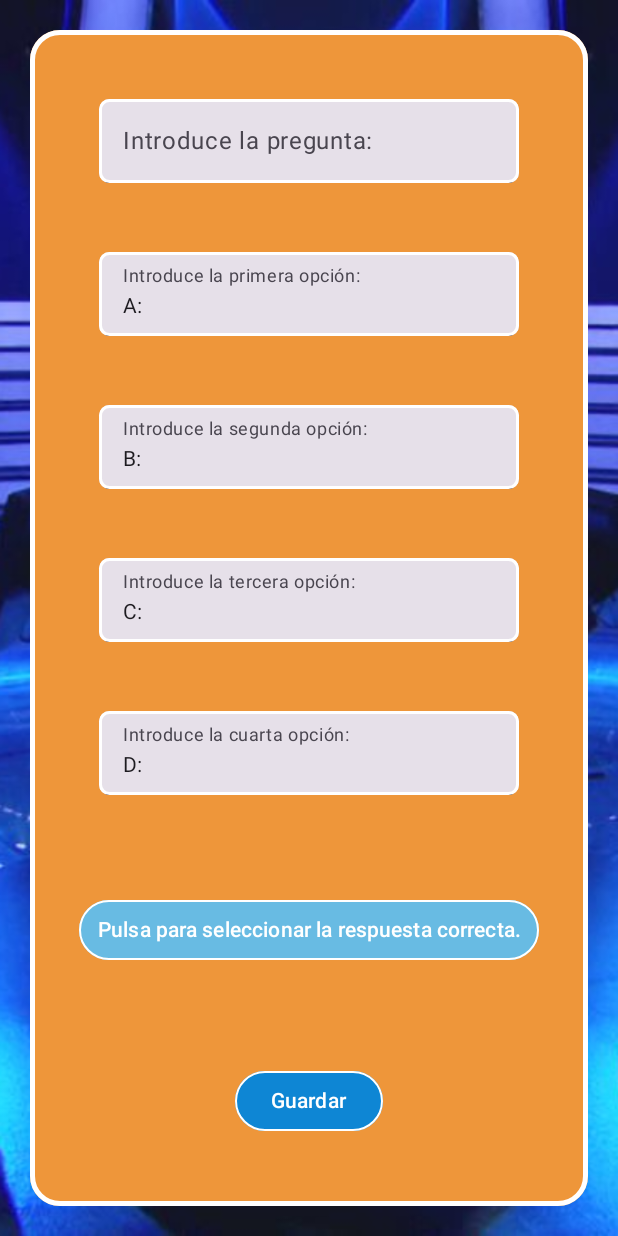
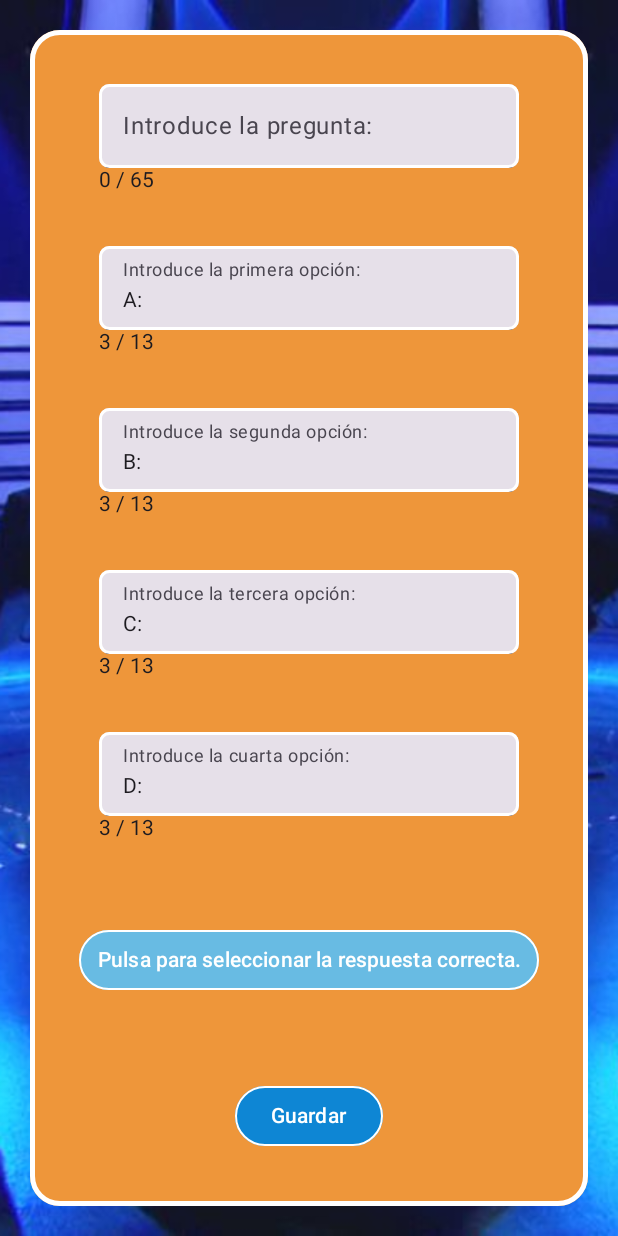
Before and after one commit to juanAT520/QuienQuiereSerMillonario, an Android app built with Jetpack Compose: the addPregunta screen opened through its navigation route, on a phone screen of 412 x 824 dp. Run offline under Robolectric (Android 15) with nearby library versions, the phone set to English and light mode, and no system bars.

Commit message:
-Añadir un selector del número de preguntas en el modo amistoso -Establecer un límite de caracteres para los textfield de añadir preguntas

```diff
--- a/app/src/main/java/com/juan/quienquieresermillonario/ui/AddPreguntas.kt
+++ b/app/src/main/java/com/juan/quienquieresermillonario/ui/AddPreguntas.kt
@@ -72,11 +72,11 @@ private fun EscribeArchivo(navController: NavController) {
         val opciones = listOf(opcionA, opcionB, opcionC, opcionD)
         val expanded = remember { mutableStateOf(false) }
 
-        CampoDeTexto(texto = pregunta, descripcion = "Introduce la pregunta: ")
-        CampoDeTexto(texto = opcionA, descripcion = "Introduce la primera opción: ")
-        CampoDeTexto(texto = opcionB, descripcion = "Introduce la segunda opción: ")
-        CampoDeTexto(texto = opcionC, descripcion = "Introduce la tercera opción: ")
-        CampoDeTexto(texto = opcionD, descripcion = "Introduce la cuarta opción: ")
+        CampoDeTexto(texto = pregunta, descripcion = "Introduce la pregunta: ", 65)
+        CampoDeTexto(texto = opcionA, descripcion = "Introduce la primera opción: ", 13)
+        CampoDeTexto(texto = opcionB, descripcion = "Introduce la segunda opción: ", 13)
+        CampoDeTexto(texto = opcionC, descripcion = "Introduce la tercera opción: ", 13)
+        CampoDeTexto(texto = opcionD, descripcion = "Introduce la cuarta opción: ", 13)
 
         TextButton(
             modifier = Modifier.padding(20.dp),
@@ -134,13 +134,20 @@ private fun EscribeArchivo(navController: NavController) {
 }
 
 @Composable
-private fun CampoDeTexto(texto: MutableState<String>, descripcion: String) {
+private fun CampoDeTexto(texto: MutableState<String>, descripcion: String, maximo: Int) {
+    Column {
         TextField(
             value = texto.value,
-        onValueChange = { texto.value = it },
+            onValueChange = { nuevoTexto ->
+                if (nuevoTexto.length <= maximo) {
+                    texto.value = nuevoTexto
+                }
+            },
             label = { Text(descripcion) },
             shape = RoundedCornerShape(7.dp),
             modifier = Modifier
                 .border(width = 2.dp, color = white, shape = RoundedCornerShape(7.dp))
         )
+        Text("${texto.value.length} / $maximo")
     }
+}
```
Also changed, not shown: app/src/main/java/com/juan/quienquieresermillonario/ui/PantallaPreguntas.kt (+53 -17 lines). Lines whose indentation alone changed are shown as unchanged.
